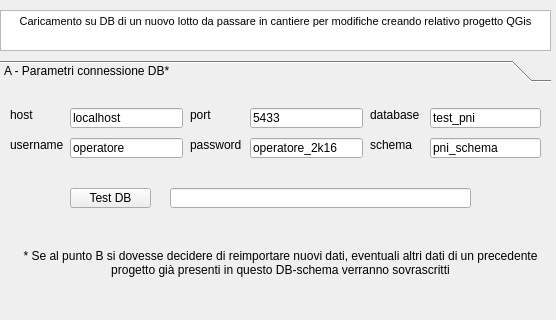
First picture: the form in ProgettoPNI_2/progetto_pni_config_dockwidget_base.ui, repository Verticalsrl/progettoPNI_2, before the edit; both pictures show x 0 to 556 and y 0 to 320 of the 556 by 641 pixel window.
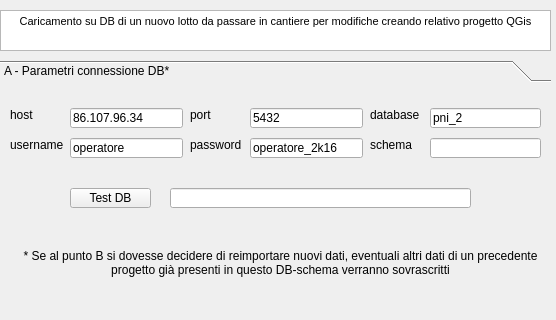
Second picture: the form after the edit.

Commit message: aggiornata maschera connessione DB per puntare a risval.map-hosting.it

Patch:
```diff
--- a/ProgettoPNI_2/progetto_pni_config_dockwidget_base.ui
+++ b/ProgettoPNI_2/progetto_pni_config_dockwidget_base.ui
@@ -136,7 +136,7 @@
       </rect>
      </property>
      <property name="text">
-      <string>localhost</string>
+      <string>86.107.96.34</string>
      </property>
     </widget>
     <widget class="QLineEdit" name="portDB">
@@ -149,7 +149,7 @@
       </rect>
      </property>
      <property name="text">
-      <string>5433</string>
+      <string>5432</string>
      </property>
     </widget>
     <widget class="QLineEdit" name="usrDB">
@@ -188,7 +188,7 @@
       </rect>
      </property>
      <property name="text">
-      <string>test_pni</string>
+      <string>pni_2</string>
      </property>
     </widget>
     <widget class="QLabel" name="label_2">
@@ -292,7 +292,7 @@
       </rect>
      </property>
      <property name="text">
-      <string>pni_schema</string>
+      <string/>
      </property>
     </widget>
     <widget class="QLabel" name="label_6">
```
